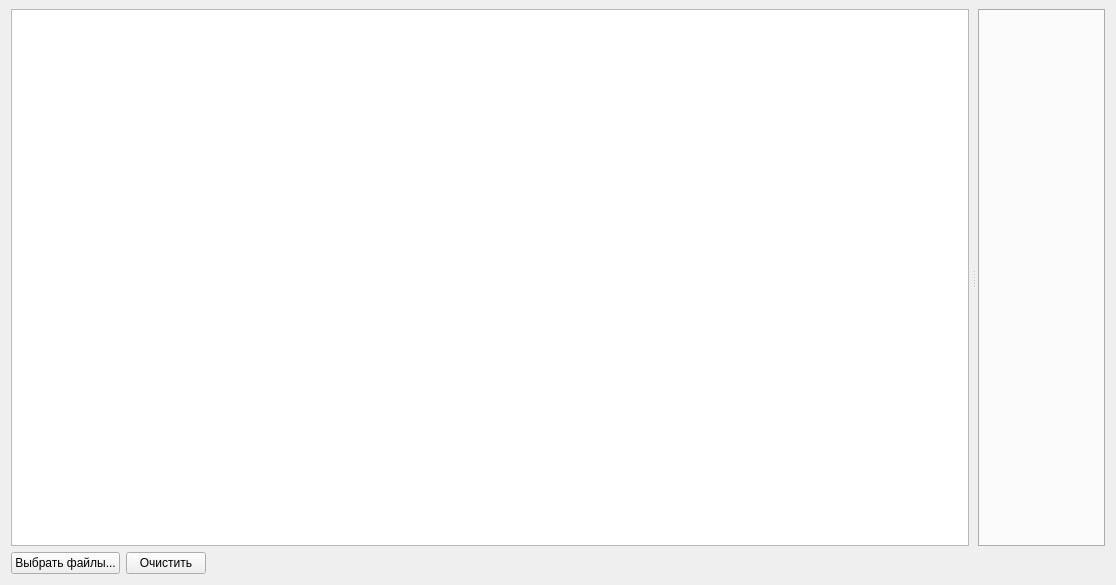
Old version of the form downloadwin.ui in the repository JonyN5/Engine-Design-Photos.
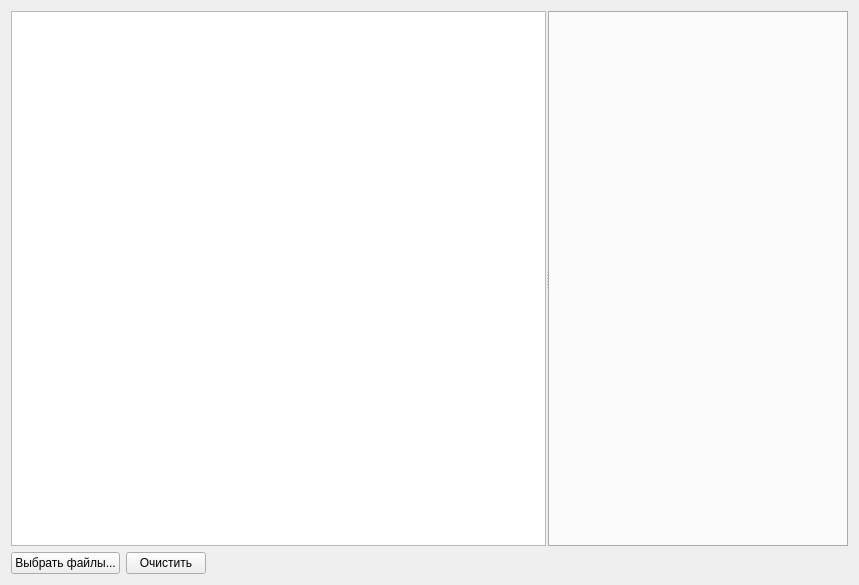
New version of the form.

The edit to the form file:
```diff
--- a/downloadwin.ui
+++ b/downloadwin.ui
@@ -6,7 +6,7 @@
    <rect>
     <x>0</x>
     <y>0</y>
-    <width>1116</width>
+    <width>859</width>
     <height>585</height>
    </rect>
   </property>
@@ -23,14 +23,8 @@
    <string notr="true">QListWidgetItem { border-color: rgb(255, 255, 0);}</string>
   </property>
   <widget class="QWidget" name="centralWidget">
-   <layout class="QVBoxLayout" name="verticalLayout" stretch="1,0">
-    <property name="sizeConstraint">
-     <enum>QLayout::SetMinAndMaxSize</enum>
-    </property>
-    <property name="topMargin">
-     <number>9</number>
-    </property>
-    <item>
+   <layout class="QGridLayout" name="gridLayout" rowstretch="1,0">
+    <item row="0" column="0">
      <widget class="QSplitter" name="splitter">
       <property name="sizePolicy">
        <sizepolicy hsizetype="Preferred" vsizetype="Preferred">
@@ -48,42 +42,17 @@
        <enum>Qt::Horizontal</enum>
       </property>
       <property name="handleWidth">
-       <number>9</number>
+       <number>2</number>
       </property>
       <widget class="QListWidget" name="lw_download">
-       <property name="sizePolicy">
-        <sizepolicy hsizetype="Expanding" vsizetype="Expanding">
-         <horstretch>0</horstretch>
-         <verstretch>0</verstretch>
-        </sizepolicy>
+       <property name="minimumSize">
+        <size>
+         <width>500</width>
+         <height>0</height>
+        </size>
        </property>
        <property name="styleSheet">
-        <string notr="true">/*QListView {
-     show-decoration-selected: 1; расширяет диапазон выделения на всю ширину представления
- }*/
-
- QListView::item:alternate {
-     background: rgb(242, 60, 255);
- }
-
- QListView::item:selected {
-     border: 1px solid #ff070b;
- }
-
- QListView::item:selected:!active {
-     background: qlineargradient(x1: 0, y1: 0, x2: 0, y2: 1,
-                                 stop: 0 #ff5457, stop: 1 #ff070b);
- }
-
- QListView::item:selected:active {
-     background: qlineargradient(x1: 0, y1: 0, x2: 0, y2: 1,
-                                 stop: 0 #ff070b, stop: 1 #ff5457);
- }
-
- QListView::item:hover {
-     background: qlineargradient(x1: 0, y1: 0, x2: 0, y2: 1,
-                                 stop: 0 #FAFBFE, stop: 1 #fdb7b8);
- }</string>
+        <string notr="true"/>
        </property>
        <property name="editTriggers">
         <set>QAbstractItemView::SelectedClicked</set>
@@ -120,6 +89,12 @@
          <verstretch>0</verstretch>
         </sizepolicy>
        </property>
+       <property name="minimumSize">
+        <size>
+         <width>300</width>
+         <height>0</height>
+        </size>
+       </property>
        <property name="sizeIncrement">
         <size>
          <width>0</width>
@@ -135,7 +110,7 @@
       </widget>
      </widget>
     </item>
-    <item>
+    <item row="1" column="0">
      <layout class="QHBoxLayout" name="horizontalLayout">
       <property name="sizeConstraint">
        <enum>QLayout::SetDefaultConstraint</enum>
```
